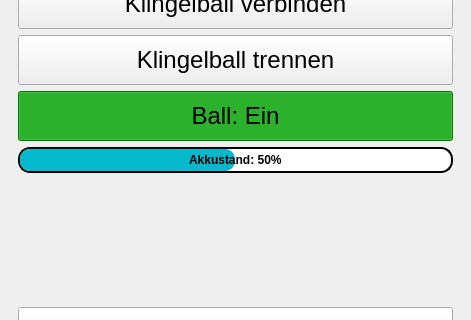
This is klingelballui.ui in Sammasas/Klingelball-App as Qt 5 draws it before an edit; both pictures show x 0 to 471 and y 322 to 642 of the 471 by 785 pixel window. The edited form follows.
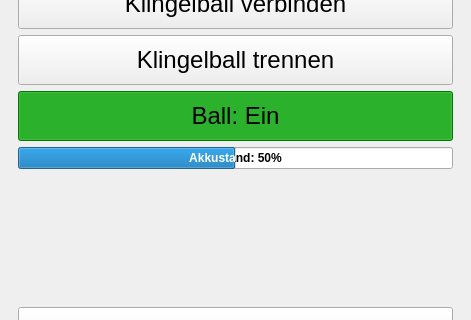
This is the edited form. The open tabs and pages were chosen to show the change. Icons and pictures are not drawn.

```diff
--- a/klingelballui.ui
+++ b/klingelballui.ui
@@ -2075,18 +2075,7 @@
            </font>
           </property>
           <property name="styleSheet">
-           <string notr="true">QProgressBar {
-	color: black;
-    border: 2px solid black;
-    border-radius: 12px;
-	text-align: center;
-}
-
-
-QProgressBar::chunk {
-background: #05B8CC;
-border-radius: 10px;
-}</string>
+           <string notr="true"/>
           </property>
           <property name="value">
            <number>50</number>
```
Left out of the diff: 2 changed lines with no effect on the pictures.
